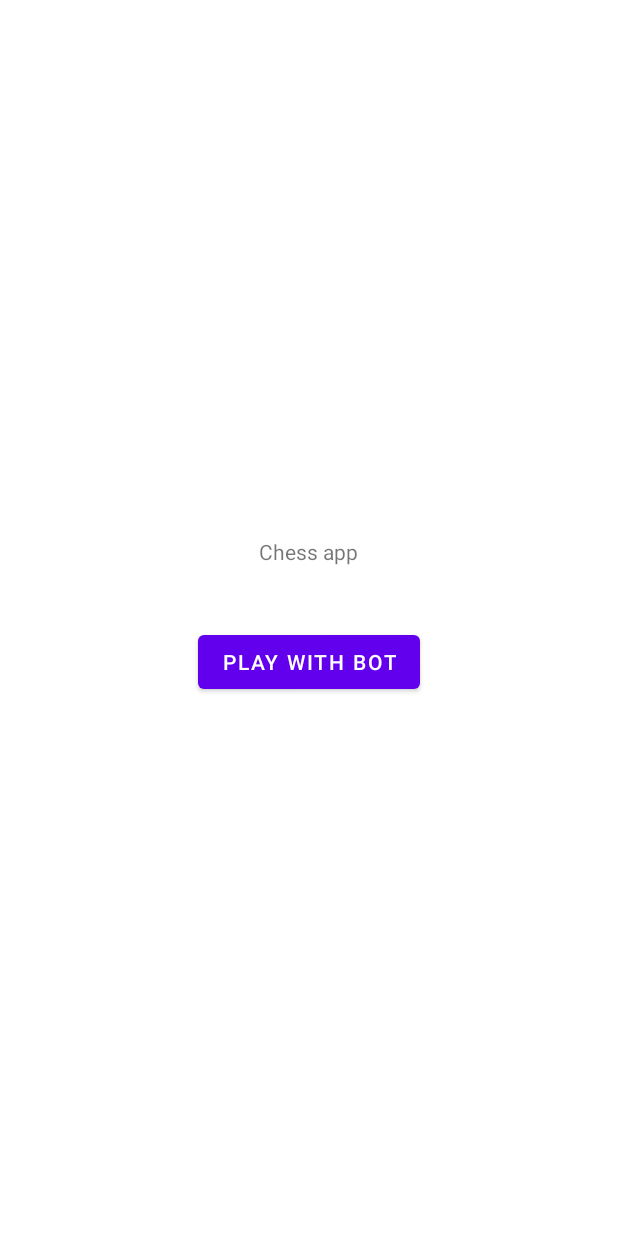
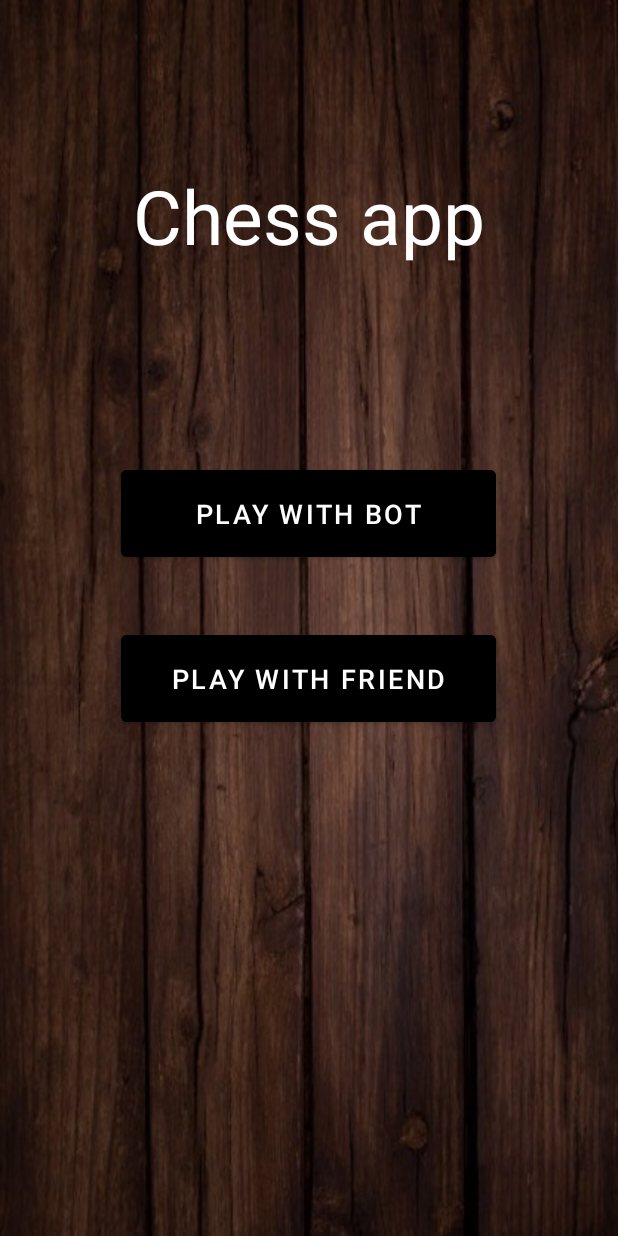
Before and after one commit to Szakul1/chessApp, an Android app: the screen it shows after launch (MainActivity), on a phone screen of 412 x 824 dp. Run offline under Robolectric (Android 15) with nearby library versions, the phone set to English and light mode, and no system bars.

Commit message:
New graphics, promotion dialog
Added background image, starting page new design.
Fixed fullscreen mode.
Locked orientation to portrait.
Deleted depth animation.
Added dialog for choosing pawn promotion.

```diff
--- a/app/src/main/AndroidManifest.xml
+++ b/app/src/main/AndroidManifest.xml
@@ -9,7 +9,8 @@
         android:roundIcon="@mipmap/ic_launcher_round"
         android:supportsRtl="true"
         android:theme="@style/Theme.ChessApp">
-        <activity android:name=".MainActivity">
+        <activity android:name=".MainActivity"
+            android:screenOrientation="portrait">
             <intent-filter>
                 <action android:name="android.intent.action.MAIN" />
 
--- a/app/src/main/java/com/example/chessapp/MainActivity.java
+++ b/app/src/main/java/com/example/chessapp/MainActivity.java
@@ -1,19 +1,15 @@
 package com.example.chessapp;
 
-import androidx.annotation.NonNull;
 import androidx.appcompat.app.AppCompatActivity;
-import androidx.fragment.app.Fragment;
-import androidx.fragment.app.FragmentActivity;
 import androidx.viewpager2.adapter.FragmentStateAdapter;
 import androidx.viewpager2.widget.ViewPager2;
 
 import android.os.Bundle;
 import android.view.View;
+import android.view.WindowManager;
 
-import com.example.chessapp.gui.DepthPageTransformer;
-import com.example.chessapp.gui.GameFragment;
+import com.example.chessapp.gui.PromotionChoice;
 import com.example.chessapp.gui.ScreenSlidePagerAdapter;
-import com.example.chessapp.gui.StartingPage;
 
 import java.util.Objects;
 
@@ -33,7 +29,6 @@ public class MainActivity extends AppCompatActivity {
         viewPager2.setUserInputEnabled(false);
         FragmentStateAdapter pagerAdapter = new ScreenSlidePagerAdapter(this);
         viewPager2.setAdapter(pagerAdapter);
-        viewPager2.setPageTransformer(new DepthPageTransformer());
     }
 
     public void startGame(View view) {
--- a/app/src/main/java/com/example/chessapp/gui/DepthPageTransformer.java
+++ /dev/null
@@ -1,45 +0,0 @@
-package com.example.chessapp.gui;
-
-import android.view.View;
-
-import androidx.viewpager2.widget.ViewPager2;
-
-public class DepthPageTransformer implements ViewPager2.PageTransformer {
-    private static final float MIN_SCALE = 0.75f;
-
-    public void transformPage(View view, float position) {
-        int pageWidth = view.getWidth();
-
-        if (position < -1) { // [-Infinity,-1)
-            // This page is way off-screen to the left.
-            view.setAlpha(0f);
-
-        } else if (position <= 0) { // [-1,0]
-            // Use the default slide transition when moving to the left page
-            view.setAlpha(1f);
-            view.setTranslationX(0f);
-            view.setTranslationZ(0f);
-            view.setScaleX(1f);
-            view.setScaleY(1f);
-
-        } else if (position <= 1) { // (0,1]
-            // Fade the page out.
-            view.setAlpha(1 - position);
-
-            // Counteract the default slide transition
-            view.setTranslationX(pageWidth * -position);
-            // Move it behind the left page
-            view.setTranslationZ(-1f);
-
-            // Scale the page down (between MIN_SCALE and 1)
-            float scaleFactor = MIN_SCALE
-                    + (1 - MIN_SCALE) * (1 - Math.abs(position));
-            view.setScaleX(scaleFactor);
-            view.setScaleY(scaleFactor);
-
-        } else { // (1,+Infinity]
-            // This page is way off-screen to the right.
-            view.setAlpha(0f);
-        }
-    }
-}
--- a/app/src/main/res/layout/activity_main.xml
+++ b/app/src/main/res/layout/activity_main.xml
@@ -5,6 +5,7 @@
     android:layout_height="match_parent">
 
     <androidx.viewpager2.widget.ViewPager2
+        android:background="@drawable/wood_background"
         android:id="@+id/pager"
         android:layout_width="match_parent"
         android:layout_height="match_parent"/>
--- a/app/src/main/res/layout/fragment_starting_page.xml
+++ b/app/src/main/res/layout/fragment_starting_page.xml
@@ -4,20 +4,34 @@
     tools:context=".gui.StartingPage"
     android:layout_width="match_parent"
     android:layout_height="match_parent"
-    android:gravity="center"
+    android:gravity="center_horizontal"
     android:orientation="vertical">
 
     <TextView
-        android:layout_width="wrap_content"
+        android:textAlignment="center"
+        android:layout_width="match_parent"
         android:layout_height="wrap_content"
-        android:layout_margin="20sp"
+        android:layout_marginVertical="110sp"
+        android:textSize="50sp"
+        android:textColor="@color/white"
         android:text="@string/chess_app" />
 
     <Button
         android:onClick="startGame"
-        android:layout_width="wrap_content"
-        android:layout_height="wrap_content"
+        android:backgroundTint="@color/black"
+        android:layout_width="250sp"
+        android:layout_height="70sp"
         android:layout_margin="20sp"
+        android:textSize="18sp"
         android:text="@string/play_with_bot" />
 
+    <Button
+        android:onClick="test"
+        android:backgroundTint="@color/black"
+        android:layout_width="250sp"
+        android:layout_height="70sp"
+        android:layout_margin="20sp"
+        android:textSize="18sp"
+        android:text="@string/play_with_friend" />
+
 </LinearLayout>
--- a/app/src/main/res/values-night/themes.xml
+++ b/app/src/main/res/values-night/themes.xml
@@ -15,5 +15,6 @@
         <item name="android:windowNoTitle">true</item>
         <item name="android:windowActionBar">false</item>
         <item name="android:windowFullscreen">true</item>
+        <item name="android:windowContentOverlay">@null</item>
     </style>
 </resources>
--- a/app/src/main/res/values/strings.xml
+++ b/app/src/main/res/values/strings.xml
@@ -2,4 +2,7 @@
     <string name="app_name">chessApp</string>
     <string name="chess_app">Chess app</string>
     <string name="play_with_bot">Play with bot</string>
+    <string name="play_with_firend">play with friend</string>
+    <string name="play_with_friend">play with friend</string>
+    <string name="promotion">Choose promotion</string>
 </resources>
--- a/app/src/main/res/values/themes.xml
+++ b/app/src/main/res/values/themes.xml
@@ -12,5 +12,9 @@
         <!-- Status bar color. -->
         <item name="android:statusBarColor" tools:targetApi="l">?attr/colorPrimaryVariant</item>
         <!-- Customize your theme here. -->
+        <item name="android:windowNoTitle">true</item>
+        <item name="android:windowActionBar">false</item>
+        <item name="android:windowFullscreen">true</item>
+        <item name="android:windowContentOverlay">@null</item>
     </style>
 </resources>
```
Also changed, not shown: app/src/main/java/com/example/chessapp/game/Board.java (+67 -19 lines), app/src/main/java/com/example/chessapp/gui/PromotionChoice.java (added, +115 -0 lines), app/src/main/res/layout/promotion_choice.xml (added, +17 -0 lines), app/src/main/res/drawable-v24/wood_background.jpg (added).
